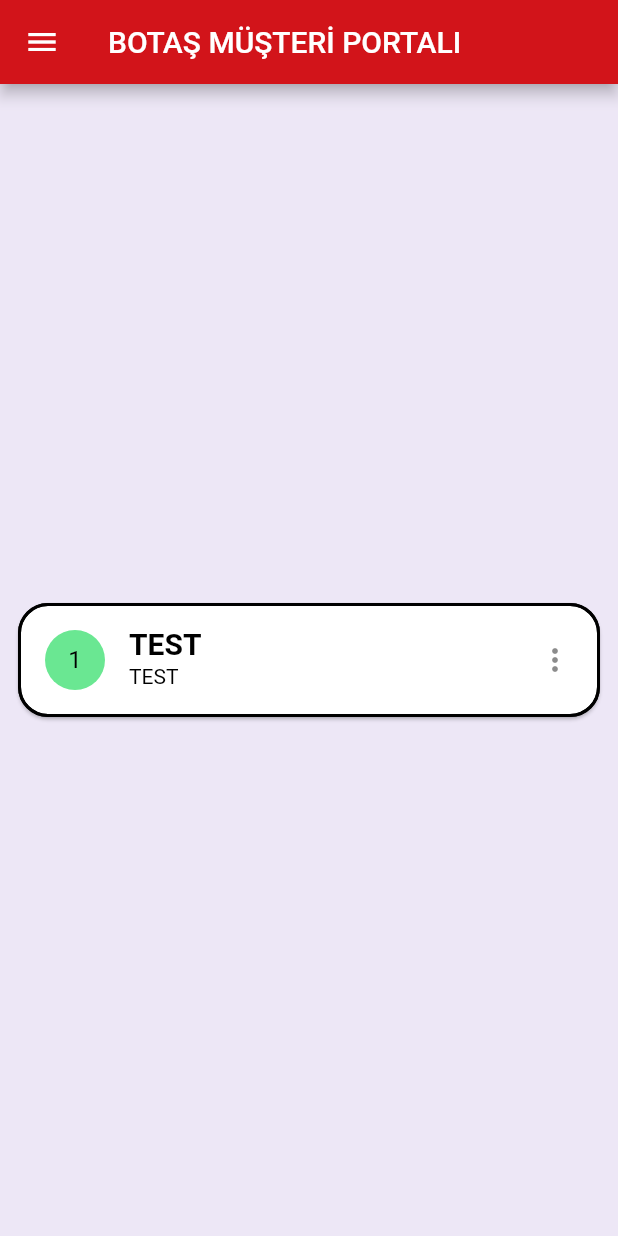
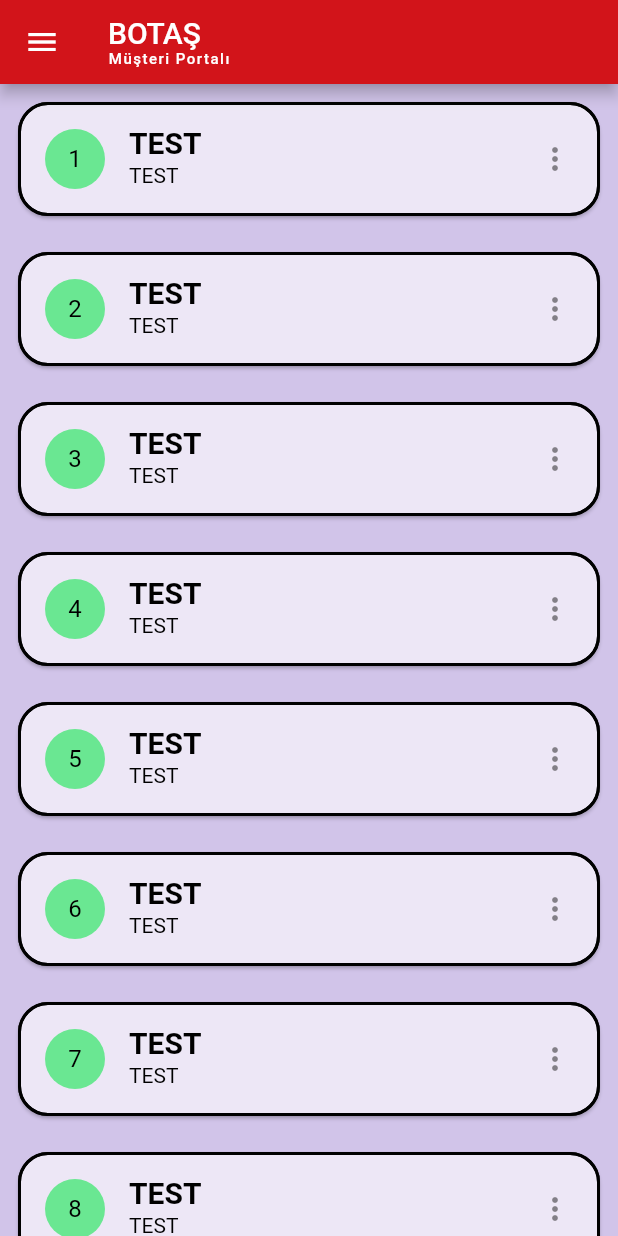
Before and after one commit to onur-akdogan/musteri_portali, a Flutter app: the screen it shows after launch, on a phone screen of 412 x 824 dp. Run offline on Flutter 3.47's test engine with Material 2 defaults, Android fonts, the phone set to English and light mode, and no system bars.

Commit message:
tmbarsivi oluşturuldu

```diff
--- a/lib/tmbarsiv.dart
+++ b/lib/tmbarsiv.dart
@@ -1,5 +1,17 @@
 import 'package:flutter/material.dart';
 import 'navbar.dart';
+
+class TMBarsivi extends StatelessWidget {
+  const TMBarsivi({super.key});
+
+  @override
+  Widget build(BuildContext context) {
+    return const MaterialApp(
+      debugShowCheckedModeBanner: false,
+      home: tmbArsiv(),
+    );
+  }
+}
 
 class tmbArsiv extends StatefulWidget {
   const tmbArsiv({super.key});
@@ -14,8 +26,23 @@
     return Scaffold(
       drawer: Navbar(),
       appBar: AppBar(
-        title: Text('BOTAŞ MÜŞTERİ PORTALI'),
-        backgroundColor: Color.fromARGB(255, 210, 20, 26),
+        title: Column(
+          mainAxisAlignment: MainAxisAlignment.center,
+          crossAxisAlignment: CrossAxisAlignment.start,
+          children: <Widget>[
+            Text(
+              'BOTAŞ',
+            ),
+            Visibility(
+              visible: true,
+              child: Text(
+                'Müşteri Portalı',
+                style: TextStyle(fontSize: 10.0, letterSpacing: 1),
+              ),
+            ),
+          ],
+        ),
+        backgroundColor: const Color.fromARGB(255, 210, 20, 26),
       ),
       body: const Tablolama(),
     );
@@ -31,17 +58,32 @@
 
 class _TablolamaState extends State<Tablolama> {
   final List<String> items = List<String>.generate(10, (i) => '$i');
+
+  void _onCardTapped(int index) {
+    Navigator.push(
+      context,
+      MaterialPageRoute(
+        builder: (context) => DetailPage(cardIndex: index),
+      ),
+    );
+  }
+
   @override
   Widget build(BuildContext context) {
     return Scaffold(
-      backgroundColor: Colors.deepPurple[50],
-      body: const Center(
+      backgroundColor: Colors.deepPurple[100],
+      body: SingleChildScrollView(
+        child: Center(
           child: Column(
             mainAxisAlignment: MainAxisAlignment.center,
             children: [
+              for (var i = 1; i <= 16; i++) // Original card + 15 new cards
                 Padding(
                   padding: EdgeInsets.all(8.0),
+                  child: GestureDetector(
+                    onTap: () => _onCardTapped(i),
                     child: Card(
+                      color: Colors.deepPurple[50],
                       shape: RoundedRectangleBorder(
                         side: BorderSide(width: 2),
                         borderRadius: BorderRadius.all(
@@ -58,7 +100,7 @@
                         leading: CircleAvatar(
                           backgroundColor: const Color(0xff6ae792),
                           child: Text(
-                      "1",
+                            i.toString(),
                             style: TextStyle(
                               color: Colors.black,
                             ),
@@ -78,29 +120,46 @@
                         trailing: Icon(Icons.more_vert_sharp),
                       ),
                     ),
+                  ),
                 )
-
-            /*
-            ListTile(
-              shape: RoundedRectangleBorder(
-                side: BorderSide(width: 2, color: Colors.amberAccent),
-                borderRadius: BorderRadius.all(
-                  Radius.circular(10),
+            ],
           ),
-              ),
-              leading: CircleAvatar(
-                backgroundColor: const Color(0xFF20283e),
-                child: Text(
-                  items[index],
-                ),
-              ),
-              title: Text("data"),
-              trailing: Icon(Icons.arrow_forward_ios),
-            )
-           */
-          ],
         ),
       ),
     );
   }
 }
+
+class DetailPage extends StatelessWidget {
+  final int cardIndex;
+
+  DetailPage({required this.cardIndex});
+
+  @override
+  Widget build(BuildContext context) {
+    return Scaffold(
+      appBar: AppBar(
+        title: Column(
+          mainAxisAlignment: MainAxisAlignment.center,
+          crossAxisAlignment: CrossAxisAlignment.start,
+          children: <Widget>[
+            Text(
+              'BOTAŞ',
+            ),
+            Visibility(
+              visible: true,
+              child: Text(
+                'Müşteri Portalı',
+                style: TextStyle(fontSize: 10.0, letterSpacing: 1),
+              ),
+            ),
+          ],
+        ),
+        backgroundColor: const Color.fromARGB(255, 210, 20, 26),
+      ),
+      body: Center(
+        child: Text("Tıklanan Card: $cardIndex"),
+      ),
+    );
+  }
+}
```
Also changed, not shown: lib/navbar.dart (+13 -6 lines), 6 other files. Lines whose indentation alone changed are shown as unchanged.
